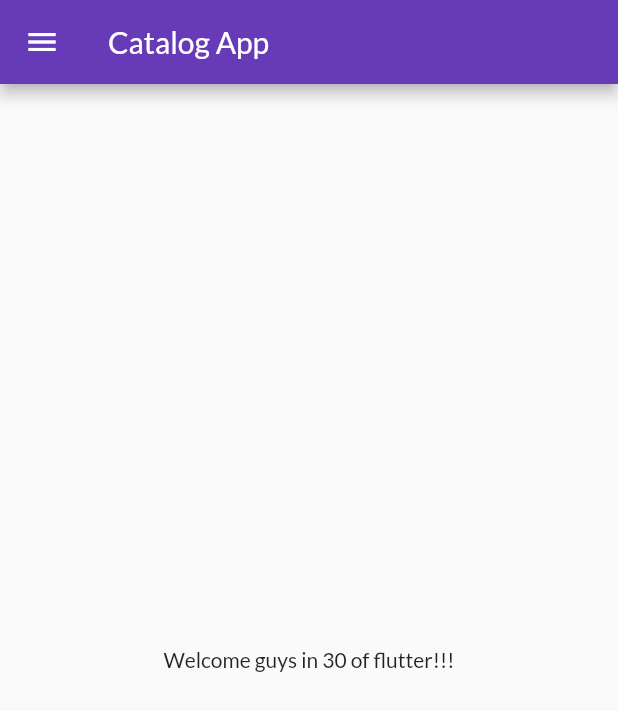
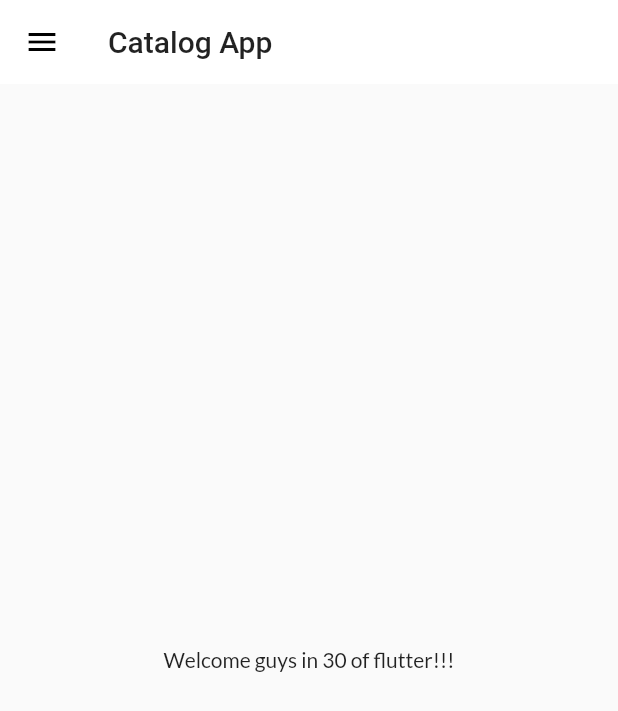
Before and after one commit to VishavjeetS/Catalog-Flutter, a Flutter app: the screen it shows after launch, on a phone screen of 412 x 824 dp. Shown: the top 711 px of the screen. Run offline on Flutter 3.47's test engine with Material 2 defaults, Android fonts, the phone set to English and light mode, and no system bars; our stand-ins replace google_fonts.

Commit message:
Day 8 Themes Extracted

```diff
--- a/lib/main.dart
+++ b/lib/main.dart
@@ -2,6 +2,7 @@ import 'package:flutter/material.dart';
 import 'package:flutter_catalog/pages/home_page.dart';
 import 'package:flutter_catalog/pages/login_page.dart';
 import 'package:flutter_catalog/utils/routes.dart';
+import 'package:flutter_catalog/widgets/themes.dart';
 import 'package:google_fonts/google_fonts.dart';
 
 void main() {
@@ -13,11 +14,8 @@ class MyApp extends StatelessWidget {
   Widget build(BuildContext context) {
     return MaterialApp(
       themeMode: ThemeMode.light,
-      theme: ThemeData(
-          primarySwatch: Colors.deepPurple,
-          fontFamily: GoogleFonts.lato().fontFamily,
-          primaryTextTheme: GoogleFonts.latoTextTheme()),
-      darkTheme: ThemeData(brightness: Brightness.dark),
+      theme: MyTheme.lightTheme(context),
+      darkTheme: MyTheme.darkTheme(context),
       initialRoute: MyRoutes.homeRoute,
       routes: {
         MyRoutes.homeRoute: (context) => Homepage(),
--- /dev/null
+++ b/lib/widgets/themes.dart
@@ -0,0 +1,19 @@
+import 'package:flutter/material.dart';
+import 'package:google_fonts/google_fonts.dart';
+
+class MyTheme {
+  static ThemeData lightTheme(BuildContext context) => ThemeData(
+        primarySwatch: Colors.deepPurple,
+        fontFamily: GoogleFonts.lato().fontFamily,
+        appBarTheme: AppBarTheme(
+            color: Colors.white,
+            elevation: 0.0,
+            iconTheme: const IconThemeData(color: Colors.black),
+            toolbarTextStyle: Theme.of(context).textTheme.bodyText2,
+            titleTextStyle: Theme.of(context).textTheme.headline6),
+        // primaryTextTheme: GoogleFonts.latoTextTheme()
+      );
+
+  static ThemeData darkTheme(BuildContext context) =>
+      ThemeData(brightness: Brightness.dark);
+}
```
